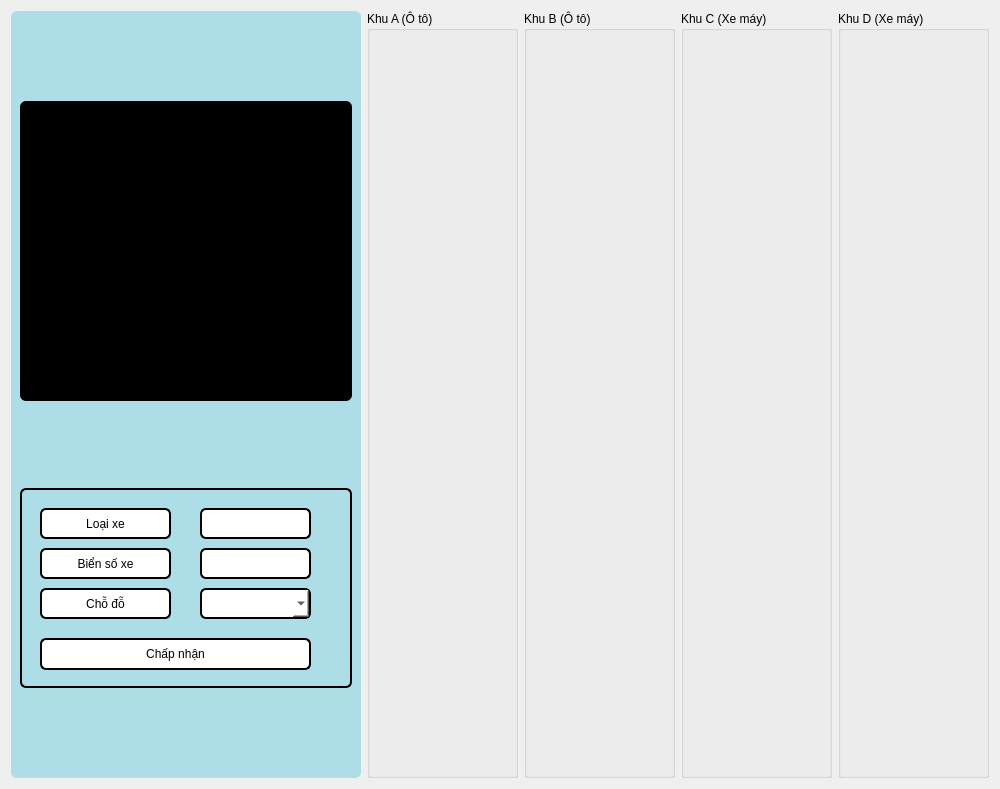
Before: the Qt Designer form resources/layouts/widget_in.ui in huyquang-bka/smart_parking_lot, drawn with Qt 5.
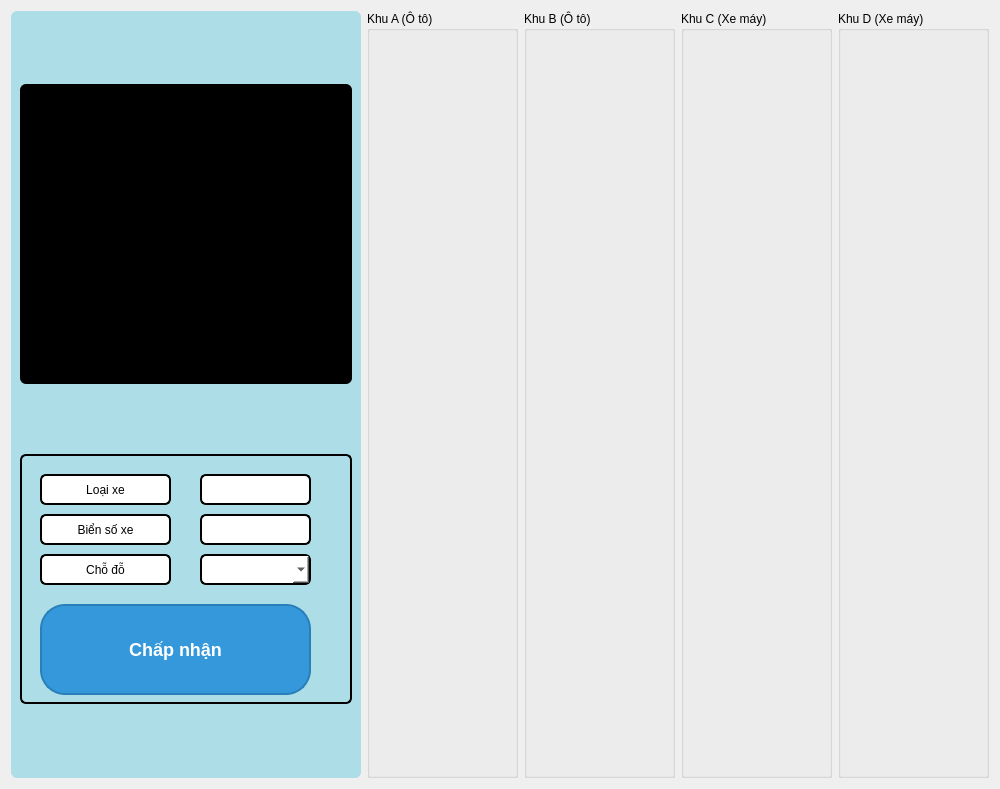
After: the same form once the commit is applied.

Commit message: change style button

Patch:
```diff
--- a/resources/layouts/widget_in.ui
+++ b/resources/layouts/widget_in.ui
@@ -112,7 +112,7 @@
         <property name="maximumSize">
          <size>
           <width>16777215</width>
-          <height>200</height>
+          <height>250</height>
          </size>
         </property>
         <property name="styleSheet">
@@ -241,16 +241,27 @@
            <x>20</x>
            <y>150</y>
            <width>271</width>
-           <height>32</height>
+           <height>91</height>
           </rect>
          </property>
          <property name="styleSheet">
           <string notr="true">QPushButton {
-            background-color: rgb(255, 255, 255); 
-        }
-QPushButton:pressed {
-            background-color: rgb(127, 127, 127);
-        }</string>
+                background-color: #3498db;
+                color: #fff;
+                border-radius: 25px;
+                border: 2px solid #2980b9;
+                font-size: 18px;
+                font-weight: bold;
+            }
+            QPushButton:hover {
+                background-color: #2980b9;
+                cursor: pointer;
+            }
+            QPushButton:pressed {
+                background-color: #2980b9;
+                padding-left: 15px;
+                padding-top: 15px;
+            }</string>
          </property>
          <property name="text">
           <string>Chấp nhận</string>
```
The commit also changes 3 other files.
